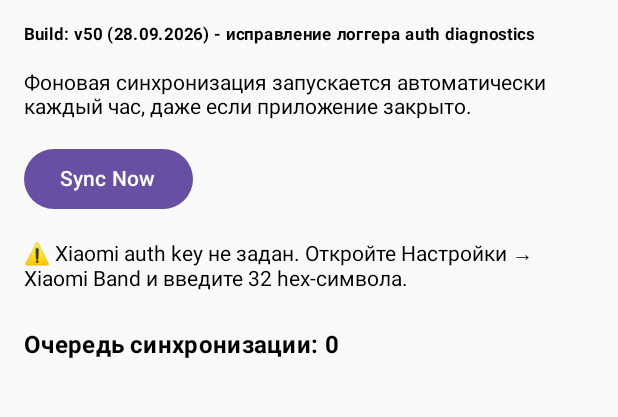
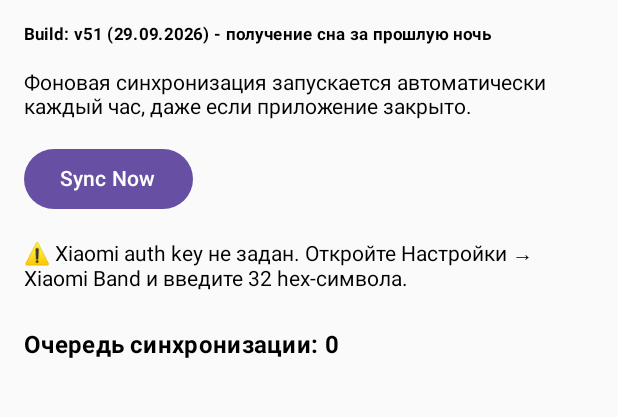
Before and after one commit to vsuh/sleepmon, an Android app built with Jetpack Compose: the screen it shows after launch (MainActivity), after a tap on "Sync Now", on a phone screen of 412 x 824 dp, the part 73-490 px from its top. Run offline under Robolectric (Android 15) with nearby library versions, the light colour scheme and no system bars; libraries missing offline, so code that uses them is left out: androidx.health.connect; pictures from the network do not load; 3 statements that could not run were skipped.

Commit message:
Android: request past activity data for nightly sleep

```diff
--- a/android_sync_app/app/src/main/java/com/example/sleepmonitorsync/MainActivity.kt
+++ b/android_sync_app/app/src/main/java/com/example/sleepmonitorsync/MainActivity.kt
@@ -43,8 +43,8 @@ class MainActivity : ComponentActivity() {
          * 2026-09-15 - see 10-projects/sleep-monitor/task.md "process rule" entry).
          * Format: "vN (ДД.ММ.ГГГГ) - краткое описание изменения".
          */
-        const val APP_BUILD_TAG = "v50 (28.09.2026) - исправление логгера auth diagnostics"
-        const val LOG_TAG = "SleepMonitor-v50"
+        const val APP_BUILD_TAG = "v51 (29.09.2026) - получение сна за прошлую ночь"
+        const val LOG_TAG = "SleepMonitor-v51"
     }
 
     private val permissions = setOf(
--- a/android_sync_app/app/src/main/java/com/example/sleepmonitorsync/SyncHelper.kt
+++ b/android_sync_app/app/src/main/java/com/example/sleepmonitorsync/SyncHelper.kt
@@ -29,9 +29,9 @@ object SyncHelper {
      * uploads the decoded daily aggregates to /sync.
      *
      * The band is the source of truth for steps/heart-rate in the new pipeline.
-     * Sleep and sleep phases remain zero here until the corresponding Xiaomi activity
-     * file types are reverse-engineered; the backend fill-once merge keeps any
-     * already recorded sleep values intact.
+     * The direct Xiaomi SPP path also requests the band's "past" activity set after
+     * "today"; the returned subtype=8 sleep record is mapped to its local wake-up date
+     * and contributes sleep duration, awakenings, and sleep-window heart rate.
      */
     suspend fun performBandSync(
         context: android.content.Context,
@@ -41,7 +41,7 @@ object SyncHelper {
         onStatus: (String) -> Unit
     ): Boolean {
         return XiaomiBandClassicConnection.withExclusiveSppOperation {
-            Log.i(TAG, "=== v46 (28.09.2026) - auth cookie compile fix ===")
+            Log.i(TAG, "=== v51 (29.09.2026) - Xiaomi past sleep fetch ===")
             Log.i(TAG, "Xiaomi SPP operation lock acquired")
             val credentials = BandCredentials.load(context)
         val authKey = credentials.authKeyHex.trim().removePrefix("0x").removePrefix("0X")
@@ -73,7 +73,10 @@ object SyncHelper {
             }
 
             val result = fetch.getOrThrow()
-            onStatus("📊 Получено файлов: ${result.filesReceived}, минутных записей: ${result.perMinuteSamples.size}")
+            onStatus(
+                "📊 Получено файлов: ${result.filesReceived}, минутных записей: ${result.perMinuteSamples.size}, " +
+                    "sleep-файлов: ${result.sleepSummaries.size}"
+            )
 
             val days = aggregateBandSamples(result.perMinuteSamples, result.dailySummaries, result.sleepSummaries)
             if (days.isNotEmpty()) {
--- a/android_sync_app/app/src/main/java/com/example/sleepmonitorsync/band/XiaomiBandClassicConnection.kt
+++ b/android_sync_app/app/src/main/java/com/example/sleepmonitorsync/band/XiaomiBandClassicConnection.kt
@@ -94,6 +94,7 @@ class XiaomiBandClassicConnection(
         private const val CMD_SUBTYPE_NONCE = 26
         private const val CMD_SUBTYPE_AUTH = 27
         private const val HEALTH_SUBTYPE_FILES_OFFERED = 1
+        private const val HEALTH_SUBTYPE_FETCH_PAST = 2
         private const val HEALTH_SUBTYPE_REQUEST_FILES = 3
         private const val HEALTH_SUBTYPE_ACK_FILE = 5
 
@@ -177,6 +178,7 @@ class XiaomiBandClassicConnection(
     private var currentChunkBuffer = ByteArray(0)
     private var currentChunkTotal = 0
     private var fetchIdleDeferred: CompletableDeferred<Unit>? = null
+    private var pastFetchRequested = false
 
     // ============================== Auth ==============================
 
@@ -254,7 +256,7 @@ class XiaomiBandClassicConnection(
         }
 
         var sock: BluetoothSocket? = null
-        Log.i(TAG, "=== v39 (26.09.2026) - XiaomiBand ===")
+        Log.i(TAG, "=== v51 (29.09.2026) - XiaomiBand sleep past-fetch ===")
         for (round in 1..MAX_CONNECT_ROUNDS) {
             sock = openSocket(device, insecure = false)
             if (sock != null) break
@@ -533,6 +535,7 @@ class XiaomiBandClassicConnection(
         pendingFileAcks.clear()
         currentChunkBuffer = ByteArray(0)
         currentChunkTotal = 0
+        pastFetchRequested = false
 
         return try {
             withTimeout(FETCH_OVERALL_TIMEOUT_MS) {
@@ -577,14 +580,21 @@ class XiaomiBandClassicConnection(
 
     private fun handleHealthCommand(sock: BluetoothSocket, command: XiaomiProto.Command) {
         if (!command.hasHealth()) return
+
         when (command.subtype) {
-            HEALTH_SUBTYPE_FILES_OFFERED -> {
+            HEALTH_SUBTYPE_FILES_OFFERED,
+            HEALTH_SUBTYPE_FETCH_PAST -> {
                 val ids = command.health.activityRequestFileIds
                 if (ids.size() % 7 != 0 || ids.isEmpty) {
-                    Log.d(TAG, "Health message subtype=1 with no/invalid fileIds (${ids.size()} bytes) - probably our own echoed trigger, ignoring")
-                    return
-                }
-                Log.i(TAG, "Band offered ${ids.size() / 7} file(s), requesting them")
+                    Log.d(
+                        TAG,
+                        "Health message subtype=${command.subtype} with no/invalid fileIds (${ids.size} bytes) - ignoring"
+                    )
+                } else {
+                    Log.i(
+                        TAG,
+                        "Band offered ${ids.size() / 7} file(s) in health subtype=${command.subtype}, requesting them"
+                    )
                     val requestCmd = XiaomiProto.Command.newBuilder()
                         .setType(CMD_TYPE_HEALTH)
                         .setSubtype(HEALTH_SUBTYPE_REQUEST_FILES)
@@ -594,7 +604,30 @@ class XiaomiBandClassicConnection(
                         .build()
                     sendEncryptedProtobufCommand(sock, requestCmd)
                 }
+
+                // Gadgetbridge's XiaomiHealthService performs the second "past" fetch
+                // immediately after handling the "today" response. Subtype=2 is a bare
+                // Command{type=8, subtype=2}; the response uses subtype=2 again and carries
+                // its file IDs in Health.activityRequestFileIds.
+                if (command.subtype == HEALTH_SUBTYPE_FILES_OFFERED && !pastFetchRequested) {
+                    pastFetchRequested = true
+                    sendHealthFetchPast(sock)
+                }
+            }
             else -> Log.d(TAG, "Ignoring health subtype=${command.subtype}")
+        }
+    }
+
+    private fun sendHealthFetchPast(sock: BluetoothSocket) {
+        val command = XiaomiProto.Command.newBuilder()
+            .setType(CMD_TYPE_HEALTH)
+            .setSubtype(HEALTH_SUBTYPE_FETCH_PAST)
+            .build()
+
+        if (sendEncryptedProtobufCommand(sock, command)) {
+            Log.i(TAG, "↻ Requested past activity files (health subtype=2)")
+        } else {
+            Log.w(TAG, "⚠️ Failed to request past activity files (health subtype=2)")
         }
     }
 
```
Also changed, not shown: 1 other file. Lines whose indentation alone changed are shown as unchanged.
